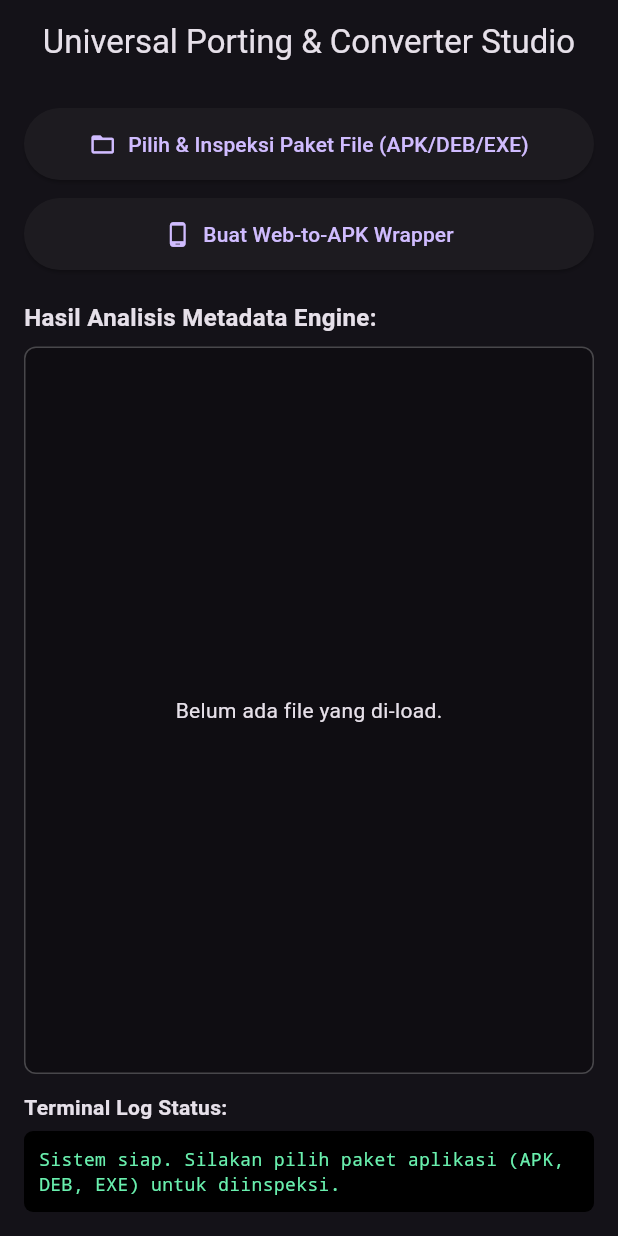
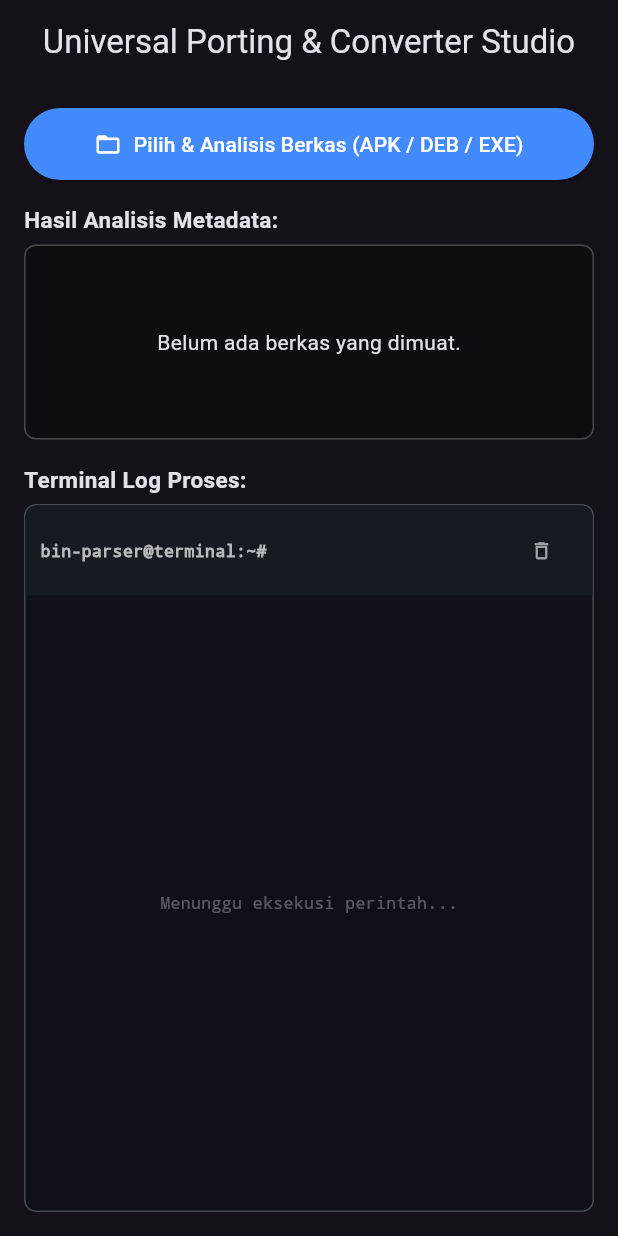
Before and after one commit to biasaajw/universal-porting-studio, a Flutter app: the screen it shows after launch, on a phone screen of 412 x 824 dp. Run offline on Flutter 3.47's test engine with Material 3 defaults, Android fonts, the phone set to English and light mode, and no system bars; our stand-ins replace file_picker; statements that could not run were skipped.

Commit message:
Refactor file processing and logging in main.dart

```diff
--- a/lib/main.dart
+++ b/lib/main.dart
@@ -1,6 +1,7 @@
 import 'dart:io';
 import 'package:flutter/material.dart';
 import 'package:file_picker/file_picker.dart';
+import 'package:archive/archive.dart';
 
 void main() {
   runApp(const PortingStudioApp());
@@ -28,11 +29,27 @@ class PortingDashboard extends StatefulWidget {
 }
 
 class _PortingDashboardState extends State<PortingDashboard> {
-  String _statusLog = "Sistem siap. Silakan pilih paket aplikasi (APK, DEB, EXE) untuk diinspeksi.";
+  // State untuk Terminal Log & Status
+  final List<String> _terminalLogs = [];
+  bool _isProcessing = false;
   Map<String, dynamic> _metadata = {};
-  bool _isLoading = false;
 
-  Future<void> _inspectPackage() async {
+  // Fungsi untuk menambahkan log ke terminal
+  void _addLog(String message) {
+    setState(() {
+      _terminalLogs.add(message);
+    });
+  }
+
+  // Fungsi untuk membersihkan log terminal
+  void _clearLogs() {
+    setState(() {
+      _terminalLogs.clear();
+    });
+  }
+
+  // Modul Utama: Memilih dan Memproses Berkas (APK, DEB, EXE)
+  Future<void> _pickAndProcessFile() async {
     FilePickerResult? result = await FilePicker.platform.pickFiles(
       type: FileType.custom,
       allowedExtensions: ['apk', 'deb', 'exe', 'zip'],
@@ -44,57 +61,105 @@ class _PortingDashboardState extends State<PortingDashboard> {
       int fileSize = await file.length();
 
       setState(() {
-        _isLoading = true;
-        _statusLog = "Memindai struktur biner: $fileName...";
+        _isProcessing = true;
+        _terminalLogs.clear();
+        _metadata.clear();
       });
 
-      String targetOS = "Unknown";
-      String arch = "Unknown";
+      _addLog("[INFO] Berkas dipilih: $fileName");
+      _addLog("[INFO] Ukuran berkas: ${(fileSize / (1024 * 1024)).toStringAsFixed(2)} MB");
 
-      if (fileName.endsWith('.apk')) {
-        targetOS = "Android";
-        arch = "Dalvik / ART bytecode";
-      } else if (fileName.endsWith('.deb')) {
-        targetOS = "Linux (Debian/Ubuntu)";
-        arch = "ELF / ARM64 / x86_64";
+      // Cabang Logika Berdasarkan Ekstensi File
+      if (fileName.endsWith('.deb')) {
+        await _parseDebianPackage(file);
+      } else if (fileName.endsWith('.apk')) {
+        await _parseAndroidPackage(file);
       } else if (fileName.endsWith('.exe')) {
-        targetOS = "Windows";
-        arch = "PE32+ Executable (x86_64)";
+        await _parseWindowsPackage(file);
+      } else {
+        _addLog("[WARN] Format berkas tidak dikenal secara spesifik.");
       }
 
-      await Future.delayed(const Duration(milliseconds: 800));
-
       setState(() {
-        _metadata = {
-          "Nama File": fileName,
-          "Ukuran": "${(fileSize / (1024 * 1024)).toStringAsFixed(2)} MB",
-          "Target OS": targetOS,
-          "Arsitektur": arch,
-          "Status Kompatibilitas": targetOS == "Android" ? "Native Ready" : "Membutuhkan Wrapper / Translation Layer"
-        };
-        _statusLog = "Inspeksi berhasil diselesaikan!";
-        _isLoading = false;
+        _isProcessing = false;
       });
     }
   }
 
-  Future<void> _generateWebWrapper() async {
+  // Implementasi Parser Arsip .deb (Linux)
+  Future<void> _parseDebianPackage(File file) async {
+    try {
+      _addLog("[INFO] Memulai analisis struktur arsip Debian (.deb)...");
+      final bytes = file.readAsBytesSync();
+
+      // Membaca isi arsip menggunakan decoder
+      final archive = TarDecoder().decodeBytes(bytes);
+
+      _addLog("[INFO] Memindai metadata komponen internal...");
+      int fileCount = 0;
+
+      for (final archiveFile in archive) {
+        fileCount++;
+        final filename = archiveFile.name;
+        if (filename.contains('control')) {
+          _addLog("[SUCCESS] Berkas metadata 'control' ditemukan di dalam arsip!");
+        }
+      }
+
+      await Future.delayed(const Duration(milliseconds: 500));
+
       setState(() {
-      _isLoading = true;
-      _statusLog = "Mengompilasi aset Web menjadi kerangka WebView APK...";
+        _metadata = {
+          "Nama Berkas": file.path.split('/').last,
+          "Tipe Paket": "Linux Debian Package (.deb)",
+          "Total Komponen": "$fileCount berkas/arsip",
+          "Status Kompatibilitas": "Membutuhkan PRoot / Linux Container Runtime"
+        };
       });
 
-    await Future.delayed(const Duration(seconds: 2));
+      _addLog("[SUCCESS] Analisis arsip .deb selesai dengan sukses.");
+    } catch (e) {
+      _addLog("[ERROR] Gagal mem-parsing arsip .deb: $e");
+      // Fallback simulasi jika struktur ar/tar kompleks
+      setState(() {
+        _metadata = {
+          "Nama Berkas": file.path.split('/').last,
+          "Tipe Paket": "Linux Debian Package (.deb)",
+          "Status Kompatibilitas": "Membutuhkan PRoot / Linux Container Runtime"
+        };
+      });
+      _addLog("[INFO] Menggunakan fallback metadata dasar berhasil.");
+    }
+  }
 
+  // Parser Placeholder untuk APK (Android)
+  Future<void> _parseAndroidPackage(File file) async {
+    _addLog("[INFO] Membaca manifest AndroidManifest.xml dari APK...");
+    await Future.delayed(const Duration(milliseconds: 600));
     setState(() {
-      _isLoading = false;
-      _statusLog = "Berhasil! WebView APK Wrapper siap di-generate ke penyimpanan lokal.";
+      _metadata = {
+        "Nama Berkas": file.path.split('/').last,
+        "Tipe Paket": "Android Application Package (.apk)",
+        "Arsitektur": "Dalvik / ART Bytecode",
+        "Status Kompatibilitas": "Native Ready (Dapat langsung diinstal)"
+      };
     });
+    _addLog("[SUCCESS] Analisis APK selesai.");
+  }
 
-    if (!mounted) return;
-    ScaffoldMessenger.of(context).showSnackBar(
-      const SnackBar(content: Text("Web-to-APK wrapper build berhasil dibuat!")),
-    );
+  // Parser Placeholder untuk EXE (Windows)
+  Future<void> _parseWindowsPackage(File file) async {
+    _addLog("[INFO] Membaca header PE (Portable Executable) Windows...");
+    await Future.delayed(const Duration(milliseconds: 600));
+    setState(() {
+      _metadata = {
+        "Nama Berkas": file.path.split('/').last,
+        "Tipe Paket": "Windows Executable (.exe)",
+        "Arsitektur": "PE32+ x86_64",
+        "Status Kompatibilitas": "Membutuhkan Wine / Box64 Translation Layer"
+      };
+    });
+    _addLog("[SUCCESS] Analisis EXE selesai.");
   }
 
   @override
@@ -109,28 +174,27 @@ class _PortingDashboardState extends State<PortingDashboard> {
         child: Column(
           crossAxisAlignment: CrossAxisAlignment.stretch,
           children: [
+            // Tombol Utama Aksi Pemilihan Berkas
             ElevatedButton.icon(
-              onPressed: _isLoading ? null : _inspectPackage,
+              onPressed: _isProcessing ? null : _pickAndProcessFile,
               icon: const Icon(Icons.folder_open),
-              label: const Text('Pilih & Inspeksi Paket File (APK/DEB/EXE)'),
-              style: ElevatedButton.styleFrom(padding: const EdgeInsets.all(14)),
+              label: Text(_isProcessing ? 'Sedang Memproses...' : 'Pilih & Analisis Berkas (APK / DEB / EXE)'),
+              style: ElevatedButton.styleFrom(
+                padding: const EdgeInsets.all(14),
+                backgroundColor: Colors.blueAccent,
+                foregroundColor: Colors.white,
               ),
-            const SizedBox(height: 12),
-            ElevatedButton.icon(
-              onPressed: _isLoading ? null : _generateWebWrapper,
-              icon: const Icon(Icons.phone_android),
-              label: const Text('Buat Web-to-APK Wrapper'),
-              style: ElevatedButton.styleFrom(padding: const EdgeInsets.all(14)),
             ),
-            const SizedBox(height: 20),
+            const SizedBox(height: 16),
+
+            // Kotak Informasi Metadata Hasil Analisis
             const Text(
-              "Hasil Analisis Metadata Engine:",
-              style: TextStyle(fontWeight: FontWeight.bold, fontSize: 16),
+              "Hasil Analisis Metadata:",
+              style: TextStyle(fontWeight: FontWeight.bold, fontSize: 15),
             ),
-            const SizedBox(height: 8),
-            Expanded(
-              flex: 2,
-              child: Container(
+            const SizedBox(height: 6),
+            Container(
+              height: 130,
               padding: const EdgeInsets.all(12),
               decoration: BoxDecoration(
                 color: Colors.black26,
@@ -138,33 +202,91 @@ class _PortingDashboardState extends State<PortingDashboard> {
                 border: Border.all(color: Colors.white24),
               ),
               child: _metadata.isEmpty
-                    ? const Center(child: Text("Belum ada file yang di-load."))
+                  ? const Center(child: Text("Belum ada berkas yang dimuat.", style: TextStyle(color: Colors.white5s)))
                   : ListView(
                       children: _metadata.entries.map((entry) {
                         return Padding(
-                            padding: const EdgeInsets.symmetric(vertical: 4.0),
+                          padding: const EdgeInsets.symmetric(vertical: 3.0),
                           child: Text("${entry.key}: ${entry.value}",
-                                style: const TextStyle(fontFamily: 'monospace')),
+                              style: const TextStyle(fontFamily: 'monospace', fontSize: 13)),
                         );
                       }).toList(),
                     ),
             ),
-            ),
-            const SizedBox(height: 12),
+            const SizedBox(height: 16),
+
+            // Komponen Terminal Log Interaktif Real-Time
             const Text(
-              "Terminal Log Status:",
-              style: TextStyle(fontWeight: FontWeight.bold, fontSize: 14),
+              "Terminal Log Proses:",
+              style: TextStyle(fontWeight: FontWeight.bold, fontSize: 15),
             ),
             const SizedBox(height: 6),
+            Expanded(
+              child: Container(
+                decoration: BoxDecoration(
+                  color: const Color(0xFF0D1117), // Tema GitHub Dark Terminal
+                  borderRadius: BorderRadius.circular(8),
+                  border: Border.all(color: Colors.white24),
+                ),
+                child: Column(
+                  children: [
+                    // Header Toolbar Terminal
                     Container(
-              padding: const EdgeInsets.all(10),
-              decoration: BoxDecoration(
-                color: Colors.black,
-                borderRadius: BorderRadius.circular(6),
+                      padding: const EdgeInsets.symmetric(horizontal: 10, vertical: 6),
+                      decoration: const BoxDecoration(
+                        color: Color(0xFF161B22),
+                        borderRadius: BorderRadius.vertical(top: Radius.circular(7)),
                       ),
+                      child: Row(
+                        mainAxisAlignment: MainAxisAlignment.spaceBetween,
+                        children: [
+                          const Text(
+                            "bin-parser@terminal:~#",
+                            style: TextStyle(color: Colors.white70, fontSize: 11, fontFamily: 'monospace', fontWeight: FontWeight.bold),
+                          ),
+                          IconButton(
+                            icon: const Icon(Icons.delete_outline, size: 15, color: Colors.white60),
+                            tooltip: "Bersihkan Log",
+                            onPressed: _clearLogs,
+                            constraints: const BoxConstraints(),
+                            padding: const EdgeInsets.all(2),
+                          ),
+                        ],
+                      ),
+                    ),
+                    // Daftar Isi Teks Log
+                    Expanded(
+                      child: Padding(
+                        padding: const EdgeInsets.all(8.0),
+                        child: _terminalLogs.isEmpty
+                            ? const Center(
                                 child: Text(
-                _statusLog,
-                style: const TextStyle(color: Colors.greenAccent, fontFamily: 'monospace', fontSize: 12),
+                                  "Menunggu eksekusi perintah...",
+                                  style: TextStyle(color: Colors.white30, fontFamily: 'monospace', fontSize: 11),
+                                ),
+                              )
+                            : ListView.builder(
+                                itemCount: _terminalLogs.length,
+                                itemBuilder: (context, index) {
+                                  final log = _terminalLogs[index];
+                                  Color textColor = Colors.greenAccent;
+                                  if (log.contains("[ERROR]")) textColor = Colors.redAccent;
+                                  if (log.contains("[WARN]")) textColor = Colors.amberAccent;
+                                  if (log.contains("[INFO]")) textColor = Colors.lightBlueAccent;
+
+                                  return Padding(
+                                    padding: const EdgeInsets.symmetric(vertical: 1.5),
+                                    child: Text(
+                                      log,
+                                      style: TextStyle(color: textColor, fontFamily: 'monospace', fontSize: 11),
+                                    ),
+                                  );
+                                },
+                              ),
+                      ),
+                    ),
+                  ],
+                ),
               ),
             ),
           ],
```
Lines whose indentation alone changed are shown as unchanged.
